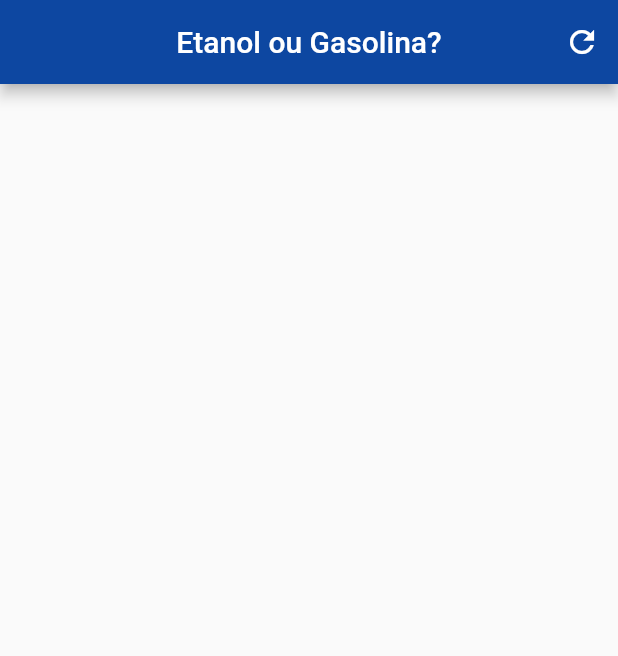
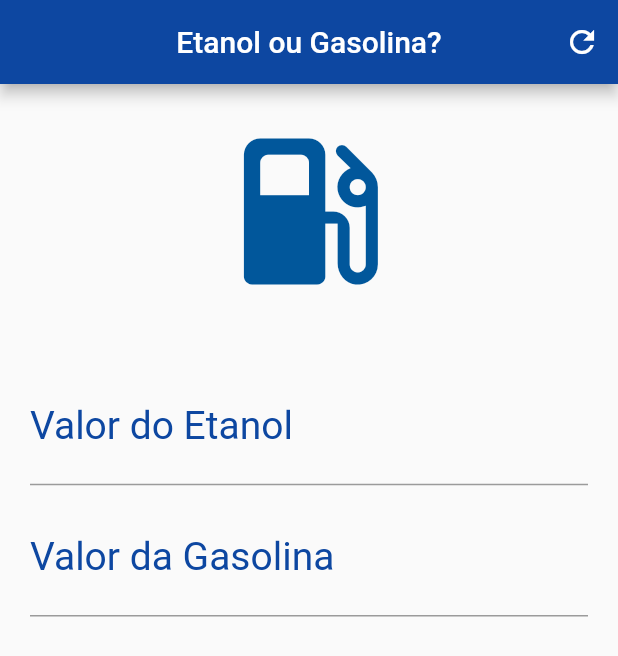
Before and after one commit to esantos1/2022-1-quinta_manha, a Flutter app: the screen it shows after launch, on a phone screen of 412 x 824 dp. Shown: the top 656 px of the screen. Run offline on Flutter 3.47's test engine with Material 2 defaults, Android fonts, the phone set to English and light mode, and no system bars.

Commit message:
Criação do projeto Etanol ou Gasolina

```diff
--- a/etanol_gasolina/lib/main.dart
+++ b/etanol_gasolina/lib/main.dart
@@ -1,14 +1,11 @@
 import 'package:flutter/material.dart';
 
 void main(List<String> args) {
-    runApp(const MaterialApp(
-    home: Home(),
-    debugShowCheckedModeBanner: false
-  ));
+  runApp(const MaterialApp(home: Home(), debugShowCheckedModeBanner: false));
 }
 
 class Home extends StatefulWidget {
-  const Home({ Key? key }) : super(key: key);
+  const Home({Key? key}) : super(key: key);
 
   @override
   State<Home> createState() => _HomeState();
@@ -26,11 +23,43 @@ class _HomeState extends State<Home> {
         backgroundColor: Colors.blue[900],
         centerTitle: true,
         actions: [
-          IconButton(
-            onPressed: () {},
-            icon: const Icon(Icons.refresh))
+          IconButton(onPressed: () {}, icon: const Icon(Icons.refresh))
         ],
       ),
+      body: SingleChildScrollView(
+          padding: const EdgeInsets.fromLTRB(20, 0, 20, 0),
+          child: Column(
+            crossAxisAlignment: CrossAxisAlignment.stretch,
+            children: [
+              const SizedBox(height: 20),
+              Icon(
+                Icons.local_gas_station_rounded,
+                size: 130,
+                color: Colors.lightBlue[900],
+              ),
+              const SizedBox(height: 40),
+              TextFormField(
+                textAlign: TextAlign.center,
+                keyboardType:
+                    const TextInputType.numberWithOptions(decimal: true),
+                decoration: InputDecoration(
+                    labelText: 'Valor do Etanol',
+                    labelStyle: TextStyle(color: Colors.blue[900])),
+                style: TextStyle(color: Colors.lightBlue[800], fontSize: 26),
+              ),
+              const SizedBox(height: 10),
+              TextFormField(
+                textAlign: TextAlign.center,
+                keyboardType:
+                    const TextInputType.numberWithOptions(decimal: true),
+                decoration: InputDecoration(
+                    labelText: 'Valor da Gasolina',
+                    labelStyle: TextStyle(color: Colors.blue[900])),
+                style: TextStyle(color: Colors.lightBlue[800], fontSize: 26),
+              )
+            ],
+          )),
+      //paramos aqui...
     );
   }
 }
```
Also changed, not shown: 1 other file.
